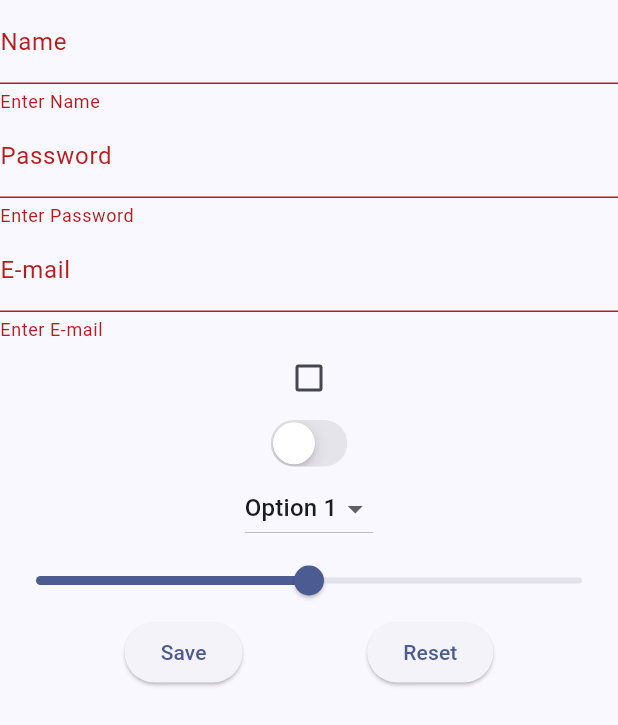
After one commit to moft82/flutter_mvvm, a Flutter app: the InputView screen opened directly, after a tap on "Save", on a phone screen of 412 x 824 dp. The commit adds this screen. Shown: the top 725 px of the screen. Run offline on Flutter 3.47's test engine with Material 3 defaults, Android fonts, the phone set to English and light mode, and no system bars; our stand-ins replace flutter_dotenv, flutter_screenutil, flutter_svg, fluttertoast, hive, logger; accounts and stored records are empty.

Commit message:
feat: Feat form example

```diff
--- a/lib/main.dart
+++ b/lib/main.dart
@@ -4,6 +4,7 @@ import 'package:flutter_dotenv/flutter_dotenv.dart';
 import 'package:flutter_mvvm/config/app_color.dart';
 import 'package:flutter_mvvm/view/splash.dart';
 import 'package:flutter_mvvm/viewmodel/example_viewmodel.dart';
+import 'package:flutter_mvvm/viewmodel/form_viewmodel.dart';
 import 'package:flutter_screenutil/flutter_screenutil.dart';
 import 'package:provider/provider.dart';
 
@@ -13,6 +14,7 @@ void main() async {
   WidgetsFlutterBinding.ensureInitialized();
   await dotenv.load(fileName: "lib/config/.env");
   runApp(MultiProvider(providers: [
+    ChangeNotifierProvider(create: (_) => FormViewModel()),
     ChangeNotifierProvider(create: (_) => SplashScreenViewModel()),
     ChangeNotifierProvider(create: (_) => ExampleViewModel())
   ], child: MyApp()));
--- /dev/null
+++ b/lib/view/input.dart
@@ -0,0 +1,135 @@
+import 'package:flutter/cupertino.dart';
+import 'package:flutter/material.dart';
+import 'package:flutter_mvvm/viewmodel/form_viewmodel.dart';
+import 'package:provider/provider.dart';
+
+class InputView extends StatelessWidget {
+  final _formKey = GlobalKey<FormState>();
+
+  @override
+  Widget build(BuildContext context) {
+    final FormViewModel formViewModel = Provider.of<FormViewModel>(context);
+    return Scaffold(
+      body: Container(
+        child: Form(
+          key: _formKey,
+          child: Column(
+            children: [
+              /// Basic TextFormField
+              TextFormField(
+                decoration: const InputDecoration(labelText: 'Name'),
+                keyboardType: TextInputType.text,
+                textInputAction: TextInputAction.next,
+                onChanged: (val) {},
+                onSaved: (val) {},
+                validator: (val) {
+                  if (val == null || val.isEmpty) {
+                    return "Enter Name";
+                  }
+                  return null;
+                },
+              ),
+
+              /// TextFormField for Password
+              TextFormField(
+                obscureText: true,
+
+                /// Setting for Password
+                decoration: const InputDecoration(labelText: 'Password'),
+                keyboardType: TextInputType.text,
+                textInputAction: TextInputAction.next,
+                onChanged: (val) {},
+                onSaved: (val) {},
+                validator: (val) {
+                  if (val == null || val.isEmpty) {
+                    return "Enter Password";
+                  }
+                  return null;
+                },
+              ),
+
+              /// TextFormField for email
+              TextFormField(
+                decoration: const InputDecoration(labelText: 'E-mail'),
+                keyboardType: TextInputType.text,
+                textInputAction: TextInputAction.done,
+                onChanged: (val) {},
+                onSaved: (val) {},
+                validator: (val) {
+                  if (val == null || val.isEmpty) {
+                    return "Enter E-mail";
+                  }
+                  if (!RegExp(
+                          r'^(([^<>()[\]\\.,;:\s@\"]+(\.[^<>()[\]\\.,;:\s@\"]+)*)|(\".+\"))@((\[[0-9]{1,3}\.[0-9]{1,3}\.[0-9]{1,3}\.[0-9]{1,3}\])|(([a-zA-Z\-0-9]+\.)+[a-zA-Z]{2,}))$')
+                      .hasMatch(val)) {
+                    return 'Wrong Email Format';
+                  }
+                  return null;
+                },
+              ),
+
+              Checkbox(
+                  value: formViewModel.checked,
+                  onChanged: (val) {
+                    formViewModel.setChecked = val ?? false;
+                  },
+              ),
+
+              CupertinoSwitch(
+                value: formViewModel.switchChecked,
+                activeColor: CupertinoColors.activeBlue,
+                onChanged: (val) {
+                  formViewModel.setSwitchChecked = val ?? false;
+                },
+
+              ),
+              DropdownButton<String>(
+                value: formViewModel.dropdownVal,
+                onChanged: (val) {
+                  formViewModel.setDropdownVal = val ?? formViewModel.dropdownVal;
+                },
+                items: ['Option 1', 'Option 2', 'Option 3']
+                    .map((String value) {
+                  return DropdownMenuItem<String>(
+                    value: value,
+                    child: Text(value),
+                  );
+                }).toList(),
+              ),
+              Slider(
+                value: formViewModel.sliderVal,
+                onChanged: (val) {
+                  formViewModel.setSliderVal = val;
+                },
+                min: 0,
+                max: 100,
+              ),
+
+              Row(
+                mainAxisAlignment: MainAxisAlignment.spaceEvenly,
+                children: [
+                  ElevatedButton(
+                    onPressed: () {
+                      if (_formKey.currentState?.validate() ?? false) {
+                        // formViewModel.saveUserData();
+                      }
+                    },
+                    child: Text('Save'),
+                  ),
+                  ElevatedButton(
+                    onPressed: () {
+                      _formKey.currentState?.reset();
+                      // formViewModel.resetForm();
+                    },
+                    child: Text('Reset'),
+                  ),
+                ],
+              ),
+
+            ],
+          ),
+        ),
+      ),
+    );
+  }
+}
--- /dev/null
+++ b/lib/viewmodel/form_viewmodel.dart
@@ -0,0 +1,34 @@
+import 'package:flutter/material.dart';
+
+class FormViewModel extends ChangeNotifier {
+  bool _chekced = false;
+
+  bool get checked => _chekced;
+
+  set setChecked(bool checked){
+    _chekced = checked;
+    notifyListeners();
+  }
+
+
+  bool _switchChecked = false;
+  bool get switchChecked => _switchChecked;
+  set setSwitchChecked(bool checked){
+    _switchChecked = checked;
+    notifyListeners();
+  }
+
+  String _dropdownVal = "Option 1";
+  String get dropdownVal => _dropdownVal;
+  set setDropdownVal(String val){
+    _dropdownVal = val;
+    notifyListeners();
+  }
+
+  double _sliderVal = 50;
+  double get sliderVal => _sliderVal;
+  set setSliderVal(double val){
+    _sliderVal = val;
+    notifyListeners();
+  }
+}
```
Also changed, not shown: lib/view/home.dart (+11 -1 lines).
